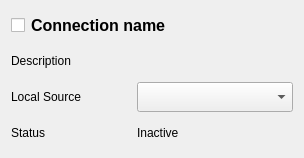
The window that src/UI/egress-link-connection-widget.ui (OPENSPHERE-Inc/src-link) describes before a commit, drawn with Qt 5.
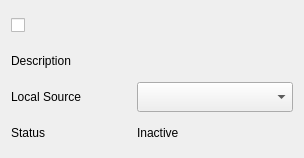
The same window after the commit.

Commit message: - Separate frontend URL from API server URL - Improve README - Improve Authorization replay contents. - Add app info and oss info to settings dialog. - Fix security issue that name displaying label accepts any format (such as html)

What changed in the file:
```diff
--- a/src/UI/egress-link-connection-widget.ui
+++ b/src/UI/egress-link-connection-widget.ui
@@ -44,7 +44,10 @@
         </font>
        </property>
        <property name="text">
-        <string>Connection name</string>
+        <string/>
+       </property>
+       <property name="textFormat">
+        <enum>Qt::TextFormat::PlainText</enum>
        </property>
       </widget>
      </item>
```
Left out of the diff: 6 changed lines with no effect on the pictures. The commit also changes 12 other files.
